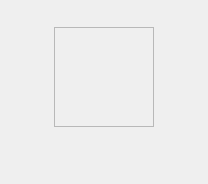
Above: rbhusUI/lib/qt5/folderManager/mediaThumbz.ui from aumanimationstudios/rbhus before the change. Below: the same form after it.
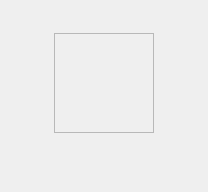
That is the form after the change.

Patch:
```diff
--- a/rbhusUI/lib/qt5/folderManager/mediaThumbz.ui
+++ b/rbhusUI/lib/qt5/folderManager/mediaThumbz.ui
@@ -10,7 +10,7 @@
     <x>0</x>
     <y>0</y>
     <width>208</width>
-    <height>184</height>
+    <height>192</height>
    </rect>
   </property>
   <property name="sizePolicy">
@@ -163,65 +163,31 @@
     </widget>
    </item>
    <item>
-    <widget class="QScrollArea" name="scrollArea">
+    <widget class="QLabel" name="labelImageName">
      <property name="sizePolicy">
       <sizepolicy hsizetype="Preferred" vsizetype="Preferred">
        <horstretch>0</horstretch>
        <verstretch>0</verstretch>
       </sizepolicy>
      </property>
-     <property name="minimumSize">
+     <property name="maximumSize">
       <size>
-       <width>0</width>
+       <width>16777215</width>
        <height>40</height>
       </size>
      </property>
-     <property name="focusPolicy">
-      <enum>Qt::WheelFocus</enum>
-     </property>
-     <property name="frameShape">
-      <enum>QFrame::NoFrame</enum>
-     </property>
-     <property name="widgetResizable">
-      <bool>true</bool>
+     <property name="text">
+      <string/>
      </property>
      <property name="alignment">
       <set>Qt::AlignHCenter|Qt::AlignTop</set>
      </property>
-     <widget class="QWidget" name="scrollAreaWidgetContents">
-      <property name="geometry">
-       <rect>
-        <x>0</x>
-        <y>0</y>
-        <width>188</width>
-        <height>40</height>
-       </rect>
-      </property>
-      <layout class="QVBoxLayout" name="verticalLayout_2">
-       <item>
-        <widget class="QLabel" name="labelImageName">
-         <property name="sizePolicy">
-          <sizepolicy hsizetype="Preferred" vsizetype="Preferred">
-           <horstretch>0</horstretch>
-           <verstretch>0</verstretch>
-          </sizepolicy>
-         </property>
-         <property name="text">
-          <string/>
-         </property>
-         <property name="alignment">
-          <set>Qt::AlignHCenter|Qt::AlignTop</set>
-         </property>
-         <property name="wordWrap">
-          <bool>true</bool>
-         </property>
-         <property name="textInteractionFlags">
-          <set>Qt::TextSelectableByMouse</set>
-         </property>
-        </widget>
-       </item>
-      </layout>
-     </widget>
+     <property name="wordWrap">
+      <bool>true</bool>
+     </property>
+     <property name="textInteractionFlags">
+      <set>Qt::TextSelectableByMouse</set>
+     </property>
     </widget>
    </item>
   </layout>
```
